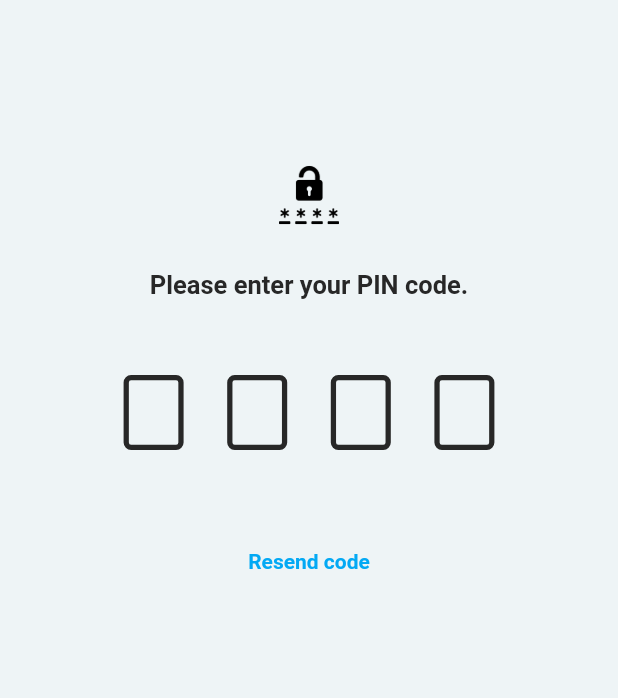
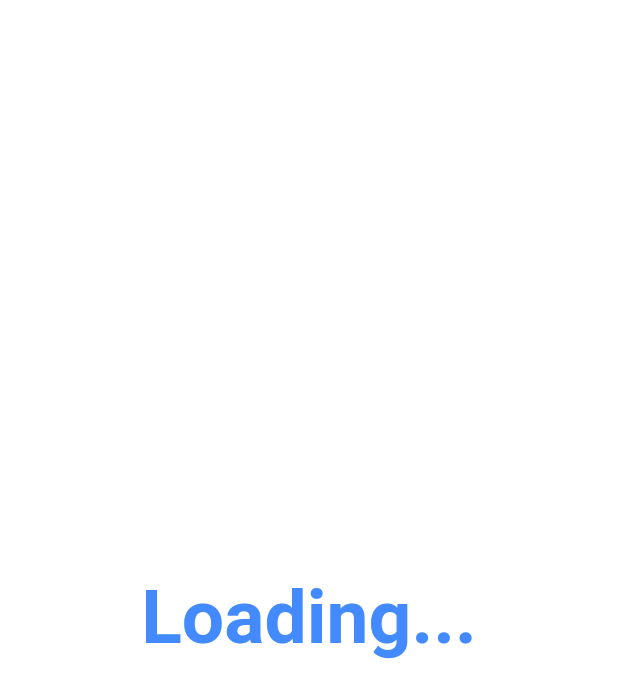
Before and after one commit to knsrmnm/flutter_ui_jumble, a Flutter app: the screen it shows after launch, on a phone screen of 412 x 824 dp. Shown: the top 698 px of the screen. Run offline on Flutter 3.47's test engine with Material 2 defaults, Android fonts, the phone set to English and light mode, and no system bars; drawn by our look-alikes of animated_text_kit, pin_code_fields; our stand-ins replace flutter_rating_bar.

Commit message:
add liquid text screen.

```diff
--- a/lib/main.dart
+++ b/lib/main.dart
@@ -1,5 +1,5 @@
 import 'package:flutter/material.dart';
-import 'package:flutter_ui_jumble/screens/pin_code_screen.dart';
+import 'package:flutter_ui_jumble/screens/liquid_text_screen.dart';
 
 void main() {
   runApp(MyApp());
@@ -14,7 +14,7 @@ class MyApp extends StatelessWidget {
       theme: ThemeData(
         primarySwatch: Colors.blue,
       ),
-      home: PinCodeScreen()
+      home: LiquidTextScreen()
     );
   }
 }
--- /dev/null
+++ b/lib/screens/liquid_text_screen.dart
@@ -0,0 +1,34 @@
+import 'package:animated_text_kit/animated_text_kit.dart';
+import 'package:flutter/material.dart';
+
+class LiquidTextScreen extends StatefulWidget {
+  const LiquidTextScreen({Key? key}) : super(key: key);
+
+  @override
+  State<LiquidTextScreen> createState() => _LiquidTextScreenState();
+}
+
+class _LiquidTextScreenState extends State<LiquidTextScreen> {
+  @override
+  Widget build(BuildContext context) {
+    return Scaffold(
+      backgroundColor: Colors.white,
+      body: SafeArea(
+        child: Center(
+          child: TextLiquidFill(
+            text: 'Loading...',
+            waveColor: Colors.blueAccent,
+            boxBackgroundColor: Colors.white,
+            textStyle: TextStyle(
+              fontSize: 50.0,
+              fontWeight: FontWeight.bold,
+            ),
+            textAlign: TextAlign.center,
+            loadDuration: Duration(seconds: 6),
+            // boxHeight: 300.0,
+          ),
+        ),
+      ),
+    );
+  }
+}
--- a/pubspec.yaml
+++ b/pubspec.yaml
@@ -31,6 +31,7 @@ dependencies:
   flutter_rating_bar: ^4.0.0
   dots_indicator: ^2.1.0
   pin_code_fields: ^7.4.0
+  animated_text_kit: ^4.2.1
 
 dev_dependencies:
   flutter_test:
```
Also changed, not shown: pubspec.lock.
